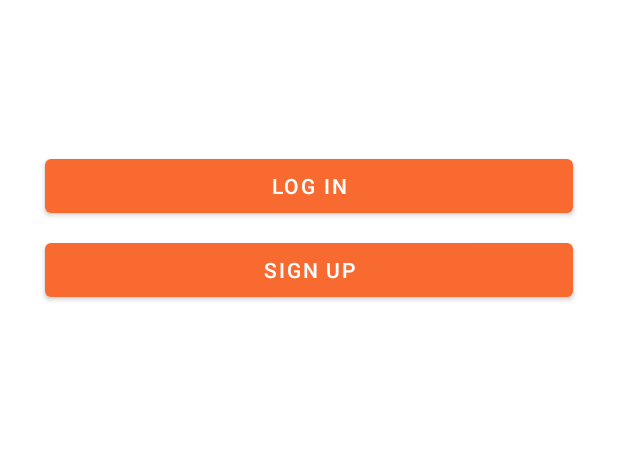
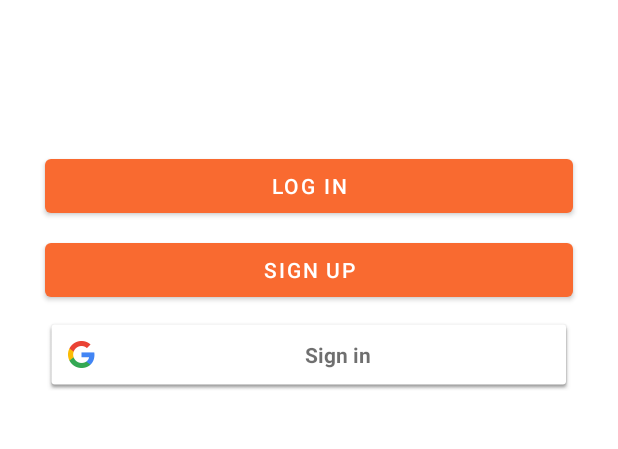
Before and after one commit to abhinavshuklaa/Splitwise_Project, an Android app: the layout activity_log_in_and_sign_up.xml on its own in the app's theme, with its tools: preview values and no code run, on a phone screen of 412 x 824 dp, the part 525-974 px from its top. Run offline under Robolectric (Android 15) with nearby library versions, the phone set to English and light mode, and no system bars.

Commit message:
#4  Added SignwithGoogle

```diff
--- a/Splitwise/app/src/main/java/com/example/splitwise/LoginActivity.kt
+++ b/Splitwise/app/src/main/java/com/example/splitwise/LoginActivity.kt
@@ -80,9 +80,7 @@ class LoginActivity : AppCompatActivity(),View.OnClickListener {
                     ).show()
                     // updateUI(null)
                     // ...
-                }
-
-
+                    }
             }
     }
 
--- a/Splitwise/app/src/main/res/layout/activity_log_in_and_sign_up.xml
+++ b/Splitwise/app/src/main/res/layout/activity_log_in_and_sign_up.xml
@@ -7,6 +7,7 @@
     tools:context=".LogInAndSignUpActivity"
     android:orientation="vertical">
     <LinearLayout
+        android:id="@+id/rlParent"
         android:layout_width="match_parent"
         android:layout_height="wrap_content"
         android:orientation="vertical">
@@ -37,6 +38,13 @@
             android:layout_height="match_parent"
             android:text="@string/signup"
             />
+        <com.google.android.gms.common.SignInButton
+            android:id="@+id/btnsignwithgoogle"
+            android:layout_marginTop="@dimen/dp_8"
+            android:layout_marginRight="@dimen/dp_30"
+            android:layout_marginLeft="@dimen/dp_30"
+            android:layout_width="match_parent"
+            android:layout_height="wrap_content"/>
 
     </LinearLayout>
 
--- a/Splitwise/app/src/main/res/values/dimen.xml
+++ b/Splitwise/app/src/main/res/values/dimen.xml
@@ -1,5 +1,6 @@
 <?xml version="1.0" encoding="utf-8"?>
 <resources>
+    <dimen name="dp_8">8dp</dimen>
     <dimen name="dp_5">5dp</dimen>
     <dimen name="dp_10">10dp</dimen>
     <dimen name="dp_15">15dp</dimen>
```
Also changed, not shown: Splitwise/app/build.gradle (+12 -0 lines), Splitwise/app/src/main/AndroidManifest.xml (+0 -9 lines), Splitwise/app/src/main/java/com/example/splitwise/LogInAndSignUpActivity.kt (+70 -0 lines), Splitwise/app/src/main/java/com/example/splitwise/UserDetails.java (deleted, +0 -21 lines).
